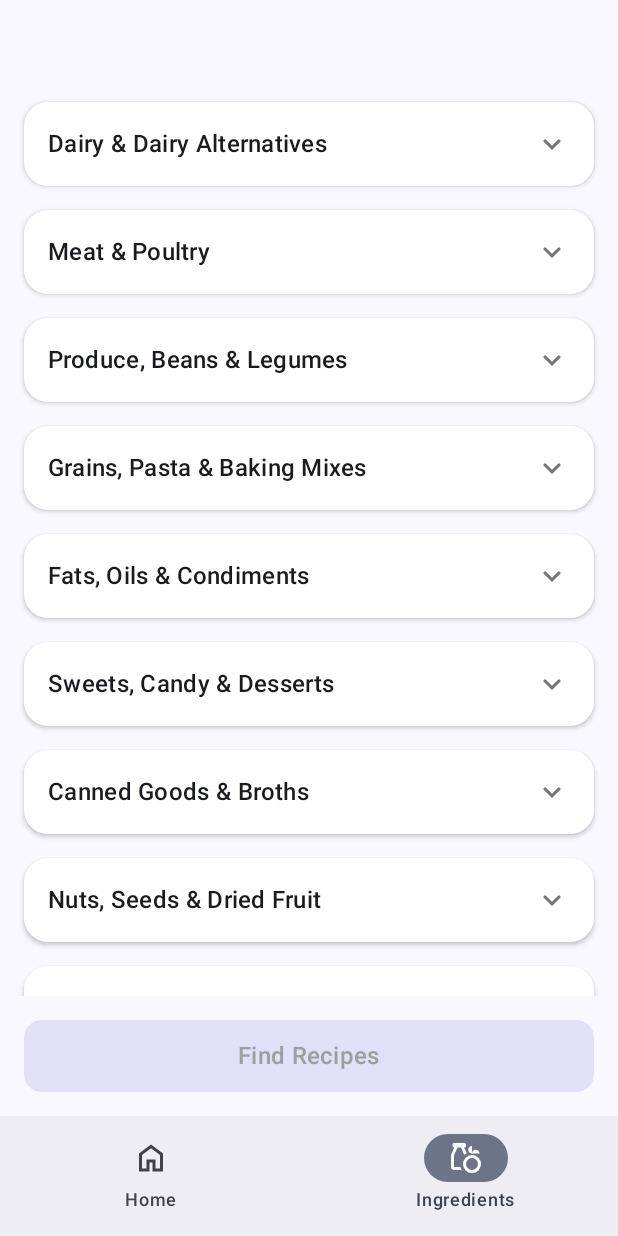
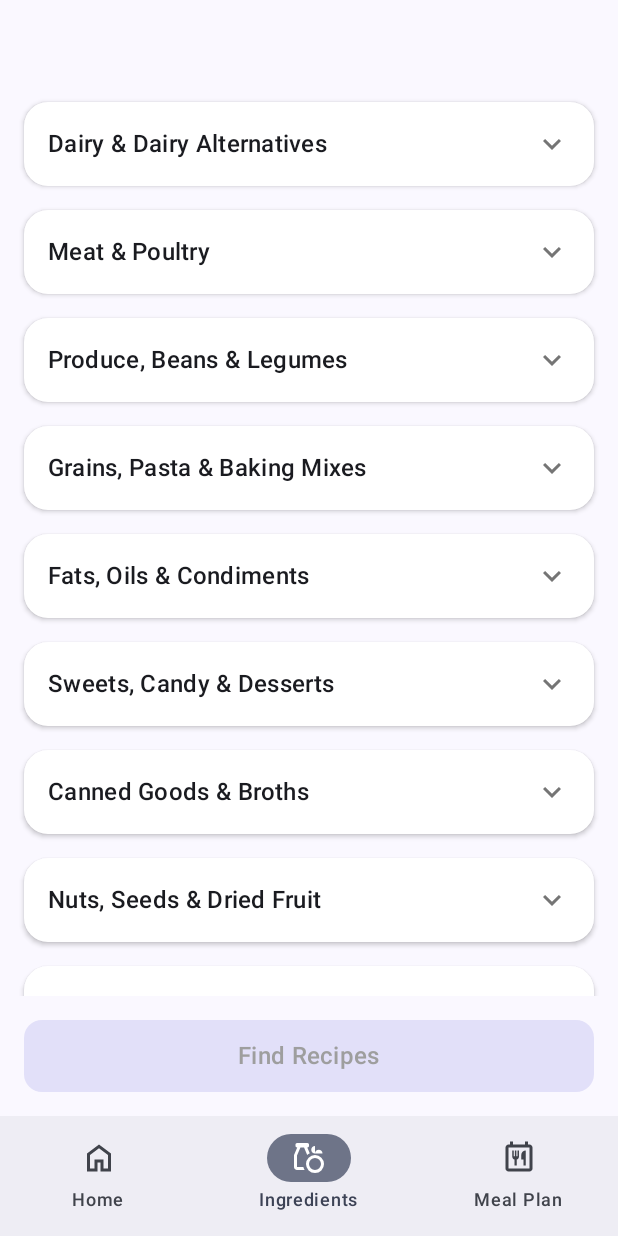
Before and after one commit to aravindrajpalani/ComposeRecipeApp, an Android app built with Jetpack Compose: the screen it shows after launch (MainActivity), item 2 of the bottom bar chosen, on a phone screen of 412 x 824 dp. Run offline under Robolectric (Android 15) with nearby library versions, the phone set to English and light mode, and no system bars; our stand-ins replace Dagger/Hilt's generated code; libraries missing offline, so code that uses them is left out: androidx.hilt.lifecycle; pictures from the network do not load; 4 statements that could not run were skipped.

Commit message:
Integrate meal plan API and display list in Meal Plan tab UI

```diff
--- a/app/src/main/java/dev/aravindraj/composerecipeapp/data/repository/RecipeRepository.kt
+++ b/app/src/main/java/dev/aravindraj/composerecipeapp/data/repository/RecipeRepository.kt
@@ -1,6 +1,7 @@
 package dev.aravindraj.composerecipeapp.data.repository
 
 import dev.aravindraj.composerecipeapp.data.model.IngredientCategory
+import dev.aravindraj.composerecipeapp.data.model.MealTemplate
 import dev.aravindraj.composerecipeapp.data.model.Recipe
 import dev.aravindraj.composerecipeapp.data.model.RecipeByIngredients
 import dev.aravindraj.composerecipeapp.data.source.local.LocalDataSource
@@ -32,4 +33,7 @@ class RecipeRepository @Inject constructor(
         return flow { emit(remoteDataSource.getRecipesByIngredients(ingredients, number)) }
     }
 
+    fun getMealTemplates(): Flow<List<MealTemplate>> {
+        return flow { emit(remoteDataSource.getMealTemplates()) }.map { it.templates }
+    }
 }
--- a/app/src/main/java/dev/aravindraj/composerecipeapp/data/source/remote/RecipeAPIService.kt
+++ b/app/src/main/java/dev/aravindraj/composerecipeapp/data/source/remote/RecipeAPIService.kt
@@ -1,5 +1,6 @@
 package dev.aravindraj.composerecipeapp.data.source.remote
 
+import dev.aravindraj.composerecipeapp.data.model.MealTemplatesResponse
 import dev.aravindraj.composerecipeapp.data.model.RandomRecipesResponse
 import dev.aravindraj.composerecipeapp.data.model.RecipeByIngredients
 import retrofit2.http.GET
@@ -15,8 +16,9 @@ interface RecipeAPIService {
 
     @GET("recipes/findByIngredients")
     suspend fun getRecipesByIngredients(
-        @Query("ingredients") ingredients: String,
-        @Query("number") number: Int
+        @Query("ingredients") ingredients: String, @Query("number") number: Int
     ): List<RecipeByIngredients>
 
+    @GET("mealplanner/public-templates")
+    suspend fun getMealTemplates(): MealTemplatesResponse
 }
--- a/app/src/main/java/dev/aravindraj/composerecipeapp/data/source/remote/RemoteDataSource.kt
+++ b/app/src/main/java/dev/aravindraj/composerecipeapp/data/source/remote/RemoteDataSource.kt
@@ -1,5 +1,6 @@
 package dev.aravindraj.composerecipeapp.data.source.remote
 
+import dev.aravindraj.composerecipeapp.data.model.MealTemplatesResponse
 import dev.aravindraj.composerecipeapp.data.model.RandomRecipesResponse
 import dev.aravindraj.composerecipeapp.data.model.RecipeByIngredients
 import javax.inject.Inject
@@ -16,4 +17,8 @@ class RemoteDataSource @Inject constructor(private val recipeAPIService: RecipeA
     ): List<RecipeByIngredients> {
         return recipeAPIService.getRecipesByIngredients(ingredients = ingredients, number = number)
     }
+
+    suspend fun getMealTemplates(): MealTemplatesResponse {
+        return recipeAPIService.getMealTemplates()
+    }
 }
--- a/app/src/main/java/dev/aravindraj/composerecipeapp/navigation/RecipeAppNavigation.kt
+++ b/app/src/main/java/dev/aravindraj/composerecipeapp/navigation/RecipeAppNavigation.kt
@@ -7,6 +7,7 @@ import dev.aravindraj.composerecipeapp.navigation.RecipeAppDestinationsArgs.RECI
 import dev.aravindraj.composerecipeapp.navigation.RecipeAppScreens.HOME_SCREEN
 import dev.aravindraj.composerecipeapp.navigation.RecipeAppScreens.INGREDIENTS_SCREEN
 import dev.aravindraj.composerecipeapp.navigation.RecipeAppScreens.MAIN_SCREEN
+import dev.aravindraj.composerecipeapp.navigation.RecipeAppScreens.MEAL_PLAN_SCREEN
 import dev.aravindraj.composerecipeapp.navigation.RecipeAppScreens.RECIPE_BY_INGREDIENTS_SCREEN
 import dev.aravindraj.composerecipeapp.navigation.RecipeAppScreens.RECIPE_DETAILS_SCREEN
 
@@ -14,6 +15,7 @@ object RecipeAppScreens {
     const val MAIN_SCREEN = "main"
     const val HOME_SCREEN = "home"
     const val INGREDIENTS_SCREEN = "ingredients"
+    const val MEAL_PLAN_SCREEN = "mealPlan"
     const val RECIPE_DETAILS_SCREEN = "recipeDetails"
     const val RECIPE_BY_INGREDIENTS_SCREEN = "recipeByIngredients"
 }
@@ -26,6 +28,7 @@ object RecipeAppDestinations {
     const val MAIN_ROUTE = MAIN_SCREEN
     const val HOME_ROUTE = HOME_SCREEN
     const val INGREDIENTS_ROUTE = INGREDIENTS_SCREEN
+    const val MEAL_PLAN_ROUTE = MEAL_PLAN_SCREEN
     const val RECIPE_DETAILS_ROUTE = "${RECIPE_DETAILS_SCREEN}/{${RECIPE_ID_ARG}}"
     const val RECIPE_BY_INGREDIENTS_ROUTE = RECIPE_BY_INGREDIENTS_SCREEN
 }
@@ -34,6 +37,8 @@ sealed class BottomNavItem(val route: String, val icon: Int, val label: String)
     object HomeItem : BottomNavItem(HOME_SCREEN, R.drawable.ic_home, "Home")
     object IngredientsItem :
         BottomNavItem(INGREDIENTS_SCREEN, R.drawable.ic_ingredients, "Ingredients")
+
+    object MealPlanItem : BottomNavItem(MEAL_PLAN_SCREEN, R.drawable.ic_meal_plan, "Meal Plan")
 }
 
 class RecipeAppNavigationActions(private val navController: NavHostController) {
--- a/app/src/main/java/dev/aravindraj/composerecipeapp/ui/main/MainScreen.kt
+++ b/app/src/main/java/dev/aravindraj/composerecipeapp/ui/main/MainScreen.kt
@@ -25,6 +25,7 @@ import dev.aravindraj.composerecipeapp.navigation.RecipeAppScreens
 import dev.aravindraj.composerecipeapp.ui.home.HomeScreen
 import dev.aravindraj.composerecipeapp.ui.home.HomeViewModel
 import dev.aravindraj.composerecipeapp.ui.ingredients.IngredientsScreen
+import dev.aravindraj.composerecipeapp.ui.mealplan.MealPlanScreen
 import dev.aravindraj.composerecipeapp.ui.recipebyingredients.RecipeByIngredientsViewModel
 
 @Composable
@@ -34,7 +35,9 @@ fun MainScreen(
     recipeByIngredientsViewModel: RecipeByIngredientsViewModel
 ) {
     val navigationActions = RecipeAppNavigationActions(navControllerMain)
-    val bottomNavItems = listOf(BottomNavItem.HomeItem, BottomNavItem.IngredientsItem)
+    val bottomNavItems = listOf(
+        BottomNavItem.HomeItem, BottomNavItem.IngredientsItem, BottomNavItem.MealPlanItem
+    )
     val navController = rememberNavController()
 
     Scaffold(
@@ -53,12 +56,16 @@ fun MainScreen(
             }
             composable(RecipeAppDestinations.INGREDIENTS_ROUTE) {
                 IngredientsScreen(
-                    viewModel = hiltViewModel(),
-                    onNavigateToRecipes = { selectedIngredients ->
+                    viewModel = hiltViewModel(), onNavigateToRecipes = { selectedIngredients ->
                         recipeByIngredientsViewModel.setSelectedIngredients(selectedIngredients)
                         navigationActions.navigateToRecipeByIngredients()
                         recipeByIngredientsViewModel.findRecipesByIngredients()
                     })
+            }
+            composable(RecipeAppDestinations.MEAL_PLAN_ROUTE) {
+                MealPlanScreen(
+                    onMealPlanClick = {}, mealPlanViewModel = hiltViewModel()
+                )
             }
         }
     }
--- /dev/null
+++ b/app/src/main/res/drawable/ic_meal_plan.xml
@@ -0,0 +1,9 @@
+<vector xmlns:android="http://schemas.android.com/apk/res/android"
+    android:width="24dp"
+    android:height="24dp"
+    android:viewportWidth="960"
+    android:viewportHeight="960">
+  <path
+      android:pathData="M200,840q-33,0 -56.5,-23.5T120,760v-560q0,-33 23.5,-56.5T200,120h40v-80h80v80h320v-80h80v80h40q33,0 56.5,23.5T840,200v560q0,33 -23.5,56.5T760,840L200,840ZM760,760v-560L200,200v560h560ZM360,680h60v-160q26,-7 43,-28.5t17,-48.5v-163h-40v151h-30v-151h-40v151h-30v-151h-40v163q0,27 17,48.5t43,28.5v160ZM600,680h60v-400q-50,0 -85,35t-35,85v120h60v160ZM200,760v-560,560Z"
+      android:fillColor="#4D4D4B"/>
+</vector>
--- a/app/src/main/res/values/strings.xml
+++ b/app/src/main/res/values/strings.xml
@@ -8,4 +8,6 @@
     <string name="find_recipes">Find Recipes</string>
     <string name="clear_all">Clear All</string>
     <string name="content_desc_toggle">Toggle</string>
+    <string name="meal_plans">Meal Plans</string>
+    <string name="choose_a_plan">Choose a plan that matches your goals</string>
 </resources>
```
Also changed, not shown: app/src/main/java/dev/aravindraj/composerecipeapp/data/model/MealTemplate.kt (added, +12 -0 lines), app/src/main/java/dev/aravindraj/composerecipeapp/data/model/MealTemplatesResponse.kt (added, +11 -0 lines), app/src/main/java/dev/aravindraj/composerecipeapp/ui/mealplan/MealPlanScreen.kt (added, +163 -0 lines), app/src/main/java/dev/aravindraj/composerecipeapp/ui/mealplan/MealPlanViewModel.kt (added, +32 -0 lines).
